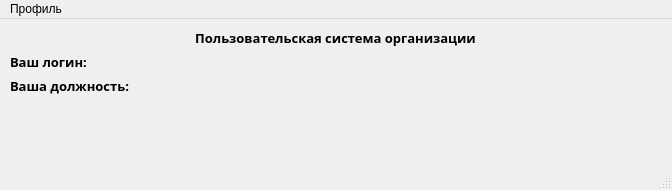
Old version of the form skeletons/mainwind_users.ui in the repository ilnarkhasanov/NTIAutomateBusiness.
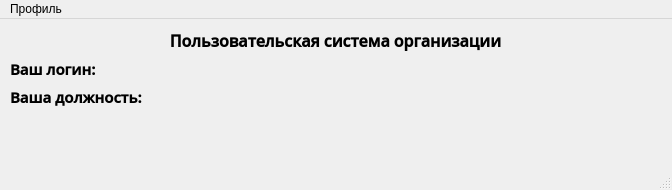
New version of the form.

```diff
--- a/skeletons/mainwind_users.ui
+++ b/skeletons/mainwind_users.ui
@@ -28,8 +28,8 @@
       <widget class="QLabel" name="label_4">
        <property name="font">
         <font>
-         <family>Montserrat</family>
-         <pointsize>10</pointsize>
+         <family>Open Sans SemiBold</family>
+         <pointsize>12</pointsize>
          <weight>75</weight>
          <bold>true</bold>
         </font>
@@ -46,8 +46,8 @@
       <widget class="QLabel" name="your_login">
        <property name="font">
         <font>
-         <family>Montserrat</family>
-         <pointsize>10</pointsize>
+         <family>Open Sans SemiBold</family>
+         <pointsize>11</pointsize>
          <weight>75</weight>
          <bold>true</bold>
         </font>
@@ -61,8 +61,8 @@
       <widget class="QLabel" name="your_password">
        <property name="font">
         <font>
-         <family>Montserrat</family>
-         <pointsize>10</pointsize>
+         <family>Open Sans SemiBold</family>
+         <pointsize>11</pointsize>
          <weight>75</weight>
          <bold>true</bold>
         </font>
```
